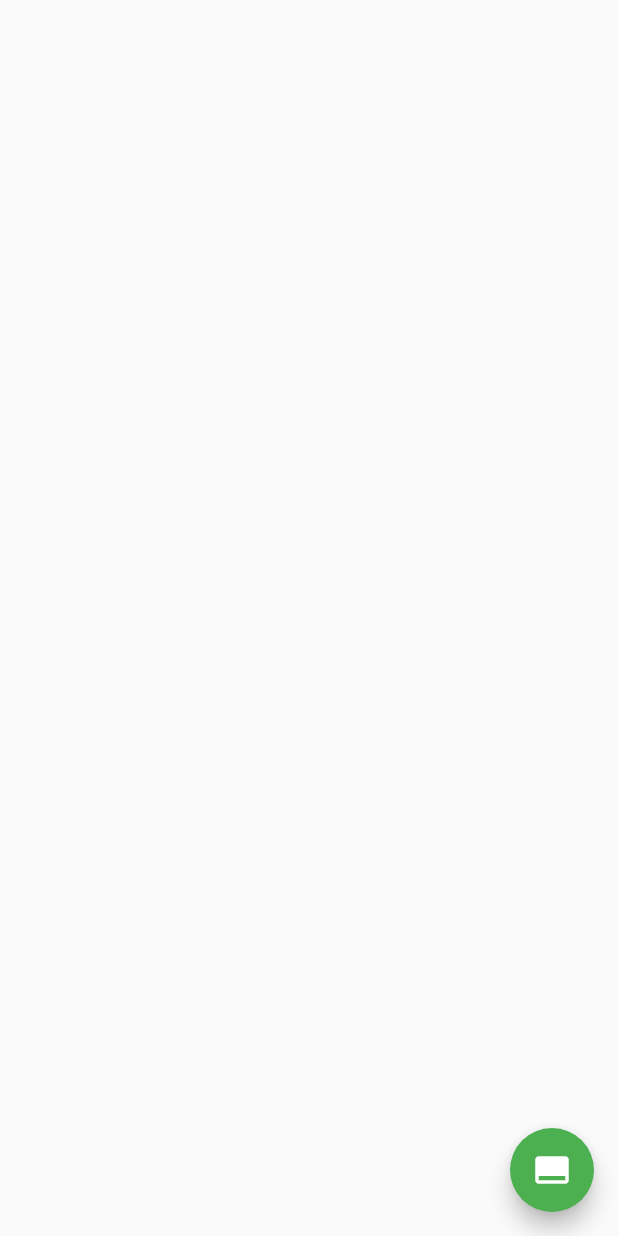
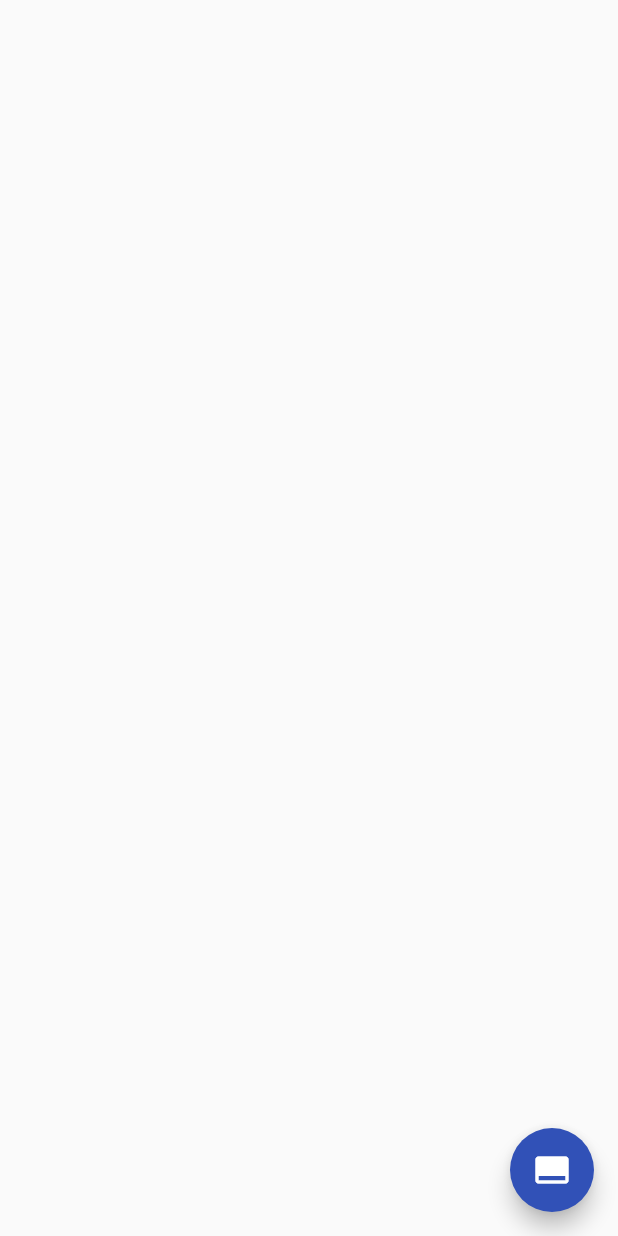
Before and after one commit to dawiddszewczyk/Animated-chat-bot-responding, a Flutter app: the screen it shows after launch, on a phone screen of 412 x 824 dp. Run offline on Flutter 3.47's test engine with Material 2 defaults, Android fonts, the phone set to English and light mode, and no system bars.

Commit message:
Update main.dart

```diff
--- a/animacion_flutter/lib/main.dart
+++ b/animacion_flutter/lib/main.dart
@@ -52,7 +52,7 @@ class _MyAppState extends State<MyApp> {
               });
             },
             child: Icon(Icons.call_to_action),
-            backgroundColor: Colors.green,
+            backgroundColor: Color.fromRGBO(49,81,183,1),
           ),
         ),
       ),
```
